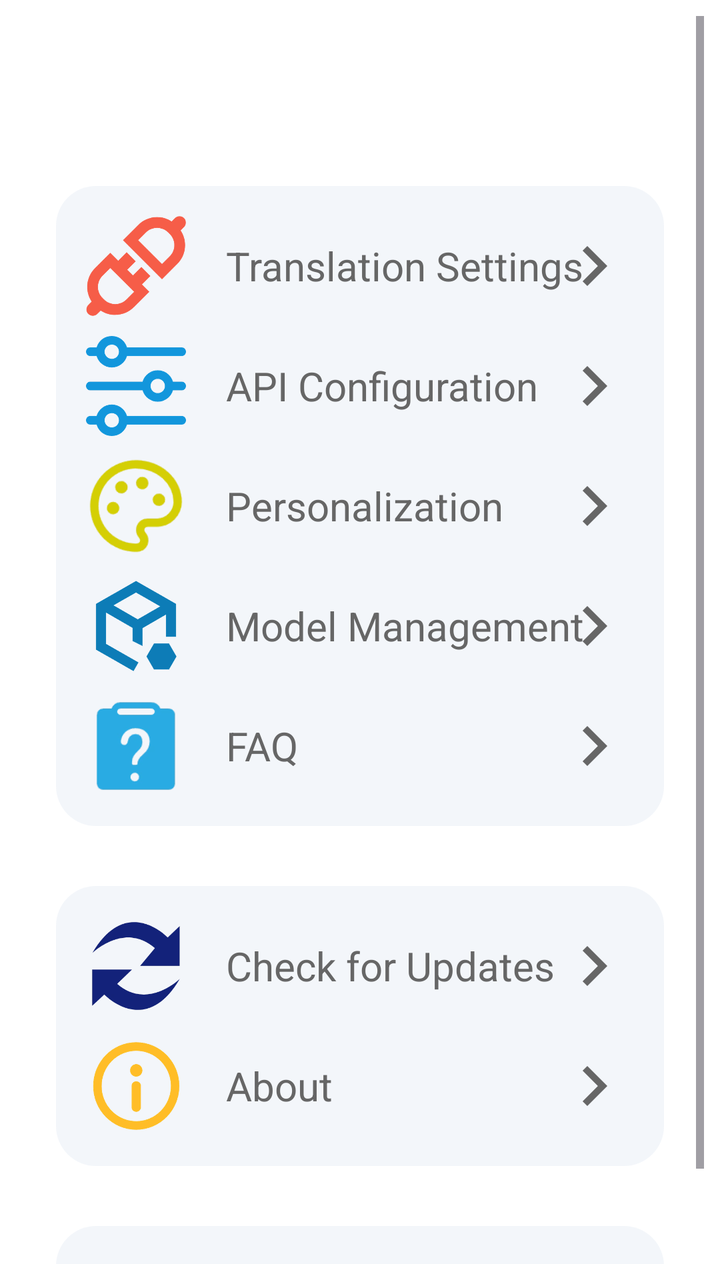
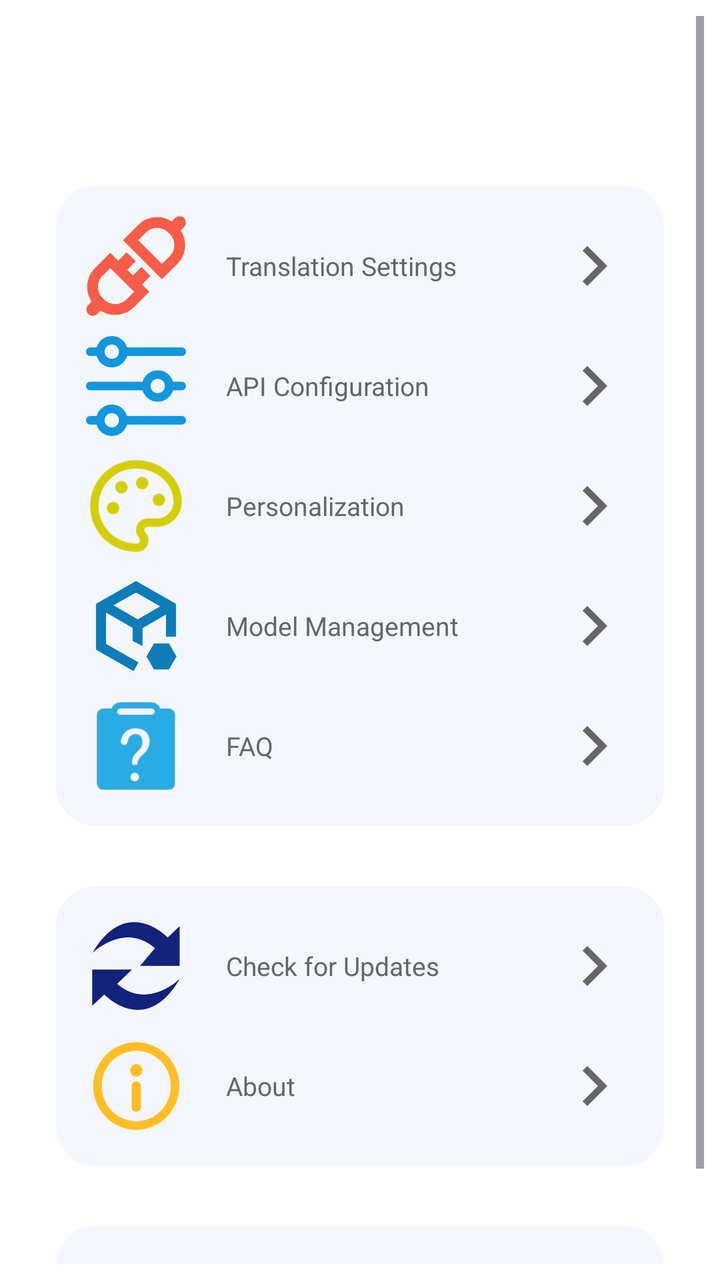

Two renders of the same Android screen: before a commit and after it. Below are the layout's source before the change and the commit's diff.
<!-- AndroidManifest.xml: application theme Theme.MT -->
<!-- res/layout/fragment_about_me.xml -->
<?xml version="1.0" encoding="utf-8"?>
<ScrollView xmlns:android="http://schemas.android.com/apk/res/android"
    xmlns:app="http://schemas.android.com/apk/res-auto"
    xmlns:tools="http://schemas.android.com/tools"
    android:id="@+id/constrainLayout"
    android:layout_width="match_parent"
    android:layout_height="match_parent"
    android:padding="8dp"
    tools:context=".me.about.AboutMe" >

    <androidx.constraintlayout.widget.ConstraintLayout
        android:layout_width="match_parent"
        android:layout_height="wrap_content"
        app:layout_constraintBottom_toBottomOf="parent"
        app:layout_constraintEnd_toEndOf="parent"
        app:layout_constraintStart_toStartOf="parent"
        app:layout_constraintTop_toTopOf="parent">

        <LinearLayout
            android:id="@+id/lin1"
            android:layout_width="match_parent"
            android:layout_height="wrap_content"
            android:layout_marginStart="20dp"
            android:layout_marginTop="85dp"
            android:layout_marginEnd="20dp"
            android:background="@drawable/setting_shape"
            android:orientation="vertical"
            android:padding="15dp"
            app:layout_constraintEnd_toEndOf="parent"
            app:layout_constraintStart_toStartOf="parent"
            app:layout_constraintTop_toTopOf="parent">

            <RelativeLayout
                android:background="?attr/selectableItemBackground"
                android:clickable="true"
                android:id="@+id/translate_mode_btn"
                android:layout_width="match_parent"
                android:layout_height="wrap_content">

                <ImageView
                    android:id="@+id/apiselect"
                    android:layout_width="50dp"
                    android:layout_height="50dp"
                    android:layout_centerVertical="true"
                    android:src="@drawable/apiicon" />

                <TextView
                    android:layout_width="wrap_content"
                    android:layout_height="wrap_content"
                    android:layout_centerVertical="true"
                    android:layout_marginStart="20dp"
                    android:layout_toEndOf="@id/apiselect"
                    android:text="@string/translation_mode"
                    android:textColor="@color/text_secondary"
                    android:textSize="20sp" />

                <ImageView
                    android:layout_width="40dp"
                    android:layout_height="40dp"
                    android:layout_alignParentEnd="true"
                    android:layout_centerVertical="true"
                    android:src="@drawable/righticon" />
            </RelativeLayout>

            <RelativeLayout
                android:background="?attr/selectableItemBackground"
                android:clickable="true"
                android:id="@+id/api_config_btn"
                android:layout_width="match_parent"
                android:layout_height="wrap_content"
                android:layout_marginTop="10dp">

                <ImageView
                    android:id="@+id/apiset"
                    android:layout_width="50dp"
                    android:layout_height="50dp"
                    android:layout_centerVertical="true"
                    android:src="@drawable/apiset" />

                <TextView
                    android:layout_width="wrap_content"
                    android:layout_height="wrap_content"
                    android:layout_centerVertical="true"
                    android:layout_marginStart="20dp"
                    android:layout_toEndOf="@id/apiset"
                    android:text="@string/api_configuration"
                    android:textColor="@color/text_secondary"
                    android:textSize="20sp" />

                <ImageView
                    android:layout_width="40dp"
                    android:layout_height="40dp"
                    android:layout_alignParentEnd="true"
                    android:layout_centerVertical="true"
                    android:src="@drawable/righticon" />
            </RelativeLayout>

            <RelativeLayout
                android:background="?attr/selectableItemBackground"
                android:clickable="true"
                android:id="@+id/personalization_btn"
                android:layout_width="match_parent"
                android:layout_height="wrap_content"
                android:layout_marginTop="10dp">

                <ImageView
                    android:id="@+id/themeset"
                    android:layout_width="50dp"
                    android:layout_height="50dp"
                    android:layout_centerVertical="true"
                    android:src="@drawable/personalization" />

                <TextView
                    android:layout_width="wrap_content"
                    android:layout_height="wrap_content"
                    android:layout_centerVertical="true"
                    android:layout_marginStart="20dp"
                    android:layout_toEndOf="@id/themeset"
                    android:text="@string/personalization_setting"
                    android:textColor="@color/text_secondary"
                    android:textSize="20sp" />

                <ImageView
                    android:layout_width="40dp"
                    android:layout_height="40dp"
                    android:layout_alignParentEnd="true"
                    android:layout_centerVertical="true"
                    android:src="@drawable/righticon" />
            </RelativeLayout>

            <RelativeLayout
                android:background="?attr/selectableItemBackground"
                android:clickable="true"
                android:id="@+id/model_management_btn"
                android:layout_width="match_parent"
                android:layout_height="wrap_content"
                android:layout_marginTop="10dp">

                <ImageView
                    android:id="@+id/modelicon"
                    android:layout_width="50dp"
                    android:layout_height="50dp"
                    android:layout_centerVertical="true"
                    android:src="@drawable/model_manage"/>

                <TextView
                    android:layout_width="wrap_content"
                    android:layout_height="wrap_content"
                    android:layout_centerVertical="true"
                    android:layout_marginStart="20dp"
                    android:layout_toEndOf="@id/modelicon"
                    android:text="@string/model_management"
                    android:textColor="@color/text_secondary"
                    android:textSize="20sp"/>

                <ImageView
                    android:layout_width="40dp"
                    android:layout_height="40dp"
                    android:layout_alignParentEnd="true"
                    android:layout_centerVertical="true"
                    android:src="@drawable/righticon"/>
            </RelativeLayout>

            <RelativeLayout
                android:background="?attr/selectableItemBackground"
                android:clickable="true"
                android:id="@+id/faq_btn"
                android:layout_width="match_parent"
                android:layout_height="wrap_content"
                android:layout_marginTop="10dp">

                <ImageView
                    android:id="@+id/faq"
                    android:layout_width="50dp"
                    android:layout_height="50dp"
                    android:layout_centerVertical="true"
                    android:src="@drawable/faq" />

                <TextView
                    android:layout_width="wrap_content"
                    android:layout_height="wrap_content"
                    android:layout_centerVertical="true"
                    android:layout_marginStart="20dp"
                    android:layout_toEndOf="@id/faq"
                    android:text="@string/faq_title"
                    android:textColor="@color/text_secondary"
                    android:textSize="20sp" />

                <ImageView
                    android:layout_width="40dp"
                    android:layout_height="40dp"
                    android:layout_alignParentEnd="true"
                    android:layout_centerVertical="true"
                    android:src="@drawable/righticon" />
            </RelativeLayout>

        </LinearLayout>

        <LinearLayout
            android:id="@+id/lin2"
            android:layout_width="match_parent"
            android:layout_height="wrap_content"
            android:layout_marginStart="20dp"
            android:layout_marginTop="30dp"
            android:layout_marginEnd="20dp"
            android:background="@drawable/setting_shape"
            android:orientation="vertical"
            android:padding="15dp"
            app:layout_constraintEnd_toEndOf="parent"
            app:layout_constraintStart_toStartOf="parent"
            app:layout_constraintTop_toBottomOf="@+id/lin1">

            <RelativeLayout
                android:background="?attr/selectableItemBackground"
                android:clickable="true"
                android:id="@+id/update_btn"
                android:layout_width="match_parent"
                android:layout_height="wrap_content">

                <ImageView
                    android:id="@+id/update"
                    android:layout_width="50dp"
                    android:layout_height="50dp"
                    android:layout_centerVertical="true"
                    android:src="@drawable/update"/>

                <TextView
                    android:layout_width="wrap_content"
                    android:layout_height="wrap_content"
                    android:layout_centerVertical="true"
                    android:layout_marginStart="20dp"
                    android:layout_toEndOf="@id/update"
                    android:text="@string/check_update"
                    android:textColor="@color/text_secondary"
                    android:textSize="20sp"/>

                <ImageView
                    android:layout_width="40dp"
                    android:layout_height="40dp"
                    android:layout_alignParentEnd="true"
                    android:layout_centerVertical="true"
                    android:src="@drawable/righticon"/>
            </RelativeLayout>

            <RelativeLayout
                android:background="?attr/selectableItemBackground"
                android:clickable="true"
                android:id="@+id/developer_btn"
                android:layout_width="match_parent"
                android:layout_height="wrap_content"
                android:layout_marginTop="10dp">

                <ImageView
                    android:id="@+id/developer"
                    android:layout_width="50dp"
                    android:layout_height="50dp"
                    android:layout_centerVertical="true"
                    android:src="@drawable/about_info"/>

                <TextView
                    android:layout_width="wrap_content"
                    android:layout_height="wrap_content"
                    android:layout_centerVertical="true"
                    android:layout_marginStart="20dp"
                    android:layout_toEndOf="@id/developer"
                    android:text="@string/about_page"
                    android:textColor="@color/text_secondary"
                    android:textSize="20sp"/>

                <ImageView
                    android:layout_width="40dp"
                    android:layout_height="40dp"
                    android:layout_alignParentEnd="true"
                    android:layout_centerVertical="true"
                    android:src="@drawable/righticon"/>
            </RelativeLayout>
        </LinearLayout>

        <LinearLayout
            android:layout_width="match_parent"
            android:layout_height="wrap_content"
            android:layout_marginStart="20dp"
            android:layout_marginTop="30dp"
            android:layout_marginEnd="20dp"
            android:background="@drawable/setting_shape"
            android:orientation="vertical"
            android:padding="15dp"
            app:layout_constraintEnd_toEndOf="parent"
            app:layout_constraintStart_toStartOf="parent"
            app:layout_constraintTop_toBottomOf="@+id/lin2">

            <RelativeLayout
                android:background="?attr/selectableItemBackground"
                android:clickable="true"
                android:id="@+id/view_logs_btn"
                android:layout_width="match_parent"
                android:layout_height="wrap_content">

                <ImageView
                    android:id="@+id/logicon"
                    android:layout_width="50dp"
                    android:layout_height="50dp"
                    android:layout_centerVertical="true"
                    android:src="@drawable/log_icon"/>

                <TextView
                    android:layout_width="wrap_content"
                    android:layout_height="wrap_content"
                    android:layout_centerVertical="true"
                    android:layout_marginStart="20dp"
                    android:layout_toEndOf="@id/logicon"
                    android:text="@string/view_logs"
                    android:textColor="@color/text_secondary"
                    android:textSize="20sp"/>

                <ImageView
                    android:layout_width="40dp"
                    android:layout_height="40dp"
                    android:layout_alignParentEnd="true"
                    android:layout_centerVertical="true"
                    android:src="@drawable/righticon"/>
            </RelativeLayout>
        </LinearLayout>

    </androidx.constraintlayout.widget.ConstraintLayout>

</ScrollView>
<!-- resources referenced by this layout -->
<resources>
  <color name="text_secondary">#666666</color>
  <!-- drawable about_info: webp bitmap (drawable, 40526 bytes) -->
  <!-- drawable apiicon: webp bitmap (drawable, 46238 bytes) -->
  <!-- drawable apiset: webp bitmap (drawable, 34350 bytes) -->
  <!-- drawable faq: webp bitmap (drawable, 1384 bytes) -->
  <!-- drawable log_icon (drawable) -->
  <vector xmlns:android="http://schemas.android.com/apk/res/android"
      android:width="24dp"
      android:height="24dp"
      android:viewportWidth="24"
      android:viewportHeight="24"
      android:tint="@color/primary">
      <path
          android:fillColor="@android:color/white"
          android:pathData="M14,2H6C4.9,2 4,2.9 4,4v16c0,1.1 0.9,2 2,2h12c1.1,0 2,-0.9 2,-2V8L14,2zM6,20V4h7v5h5v11H6zM8,15.01V17h2v-2h2v-2h-2v-2H8v2H6v2h2z"/>
  </vector>
  <!-- drawable model_manage: webp bitmap (drawable, 33630 bytes) -->
  <!-- drawable personalization: webp bitmap (drawable, 2922 bytes) -->
  <!-- drawable righticon (drawable) -->
  <vector android:height="24dp" android:tint="@color/text_secondary"
      android:viewportHeight="24" android:viewportWidth="24"
      android:width="24dp" xmlns:android="http://schemas.android.com/apk/res/android">
      <path android:fillColor="@android:color/white" android:pathData="M10,6L8.59,7.41 13.17,12l-4.58,4.59L10,18l6,-6z"/>
  </vector>
  <!-- drawable setting_shape (drawable) -->
  <?xml version="1.0" encoding="utf-8"?>
  <shape xmlns:android="http://schemas.android.com/apk/res/android"
      android:shape="rectangle">
      <solid android:color="#1A8EA4CA">
  
      </solid>
      <corners android:radius="20dp">
  
      </corners>
  </shape>
  <!-- drawable update: webp bitmap (drawable, 4878 bytes) -->
  <string name="about_page">About</string>
  <string name="api_configuration">API Configuration</string>
  <string name="check_update">Check for Updates</string>
  <string name="faq_title">FAQ</string>
  <string name="model_management">Model Management</string>
  <string name="personalization_setting">Personalization</string>
  <string name="translation_mode">Translation Settings</string>
  <string name="view_logs">View Logs</string>
  <style name="Theme.MT" parent="Base.Theme.MT">
          
          <item name="android:navigationBarColor">@android:color/transparent</item>
          <item name="android:statusBarColor">@android:color/transparent</item>
          <item name="android:windowLightStatusBar">?attr/isLightTheme</item>
      </style>
  <color name="primary">#55AEEA</color>
  <style name="Base.Theme.MT" parent="Theme.Material3.DayNight.NoActionBar">
          <item name="colorPrimary">@color/primary</item>
          <item name="preferenceTheme">@style/AppPreferenceTheme</item>
          <item name="android:windowBackground">@color/surface</item>
          <item name="android:navigationBarColor">
              @android:color/transparent
          </item>
          <item name="android:enforceNavigationBarContrast">false</item>
          <item name="android:enforceStatusBarContrast">false</item>
      </style>
  <style name="AppPreferenceTheme" parent="@style/PreferenceThemeOverlay">
          <item name="android:preferenceStyle">@style/AppPrefStyle</item>
      </style>
  <color name="surface">#FFFFFF</color>
  <style name="AppPrefStyle">
          <item name="android:layout">@layout/preference_item_fit</item>
      </style>
</resources>

<!-- the commit's change to res/layout/fragment_about_me.xml (unified diff, before → after) -->
@@ -44,15 +44,15 @@
                     android:layout_centerVertical="true"
                     android:src="@drawable/apiicon" />
 
-                <TextView
-                    android:layout_width="wrap_content"
+                <TextView android:layout_marginEnd="48dp" android:singleLine="true" android:ellipsize="end"
+                    android:layout_width="match_parent"
                     android:layout_height="wrap_content"
                     android:layout_centerVertical="true"
                     android:layout_marginStart="20dp"
                     android:layout_toEndOf="@id/apiselect"
                     android:text="@string/translation_mode"
                     android:textColor="@color/text_secondary"
-                    android:textSize="20sp" />
+                    android:textSize="13sp" />
 
                 <ImageView
                     android:layout_width="40dp"
@@ -77,15 +77,15 @@
                     android:layout_centerVertical="true"
                     android:src="@drawable/apiset" />
 
-                <TextView
-                    android:layout_width="wrap_content"
+                <TextView android:layout_marginEnd="48dp" android:singleLine="true" android:ellipsize="end"
+                    android:layout_width="match_parent"
                     android:layout_height="wrap_content"
                     android:layout_centerVertical="true"
                     android:layout_marginStart="20dp"
                     android:layout_toEndOf="@id/apiset"
                     android:text="@string/api_configuration"
                     android:textColor="@color/text_secondary"
-                    android:textSize="20sp" />
+                    android:textSize="13sp" />
 
                 <ImageView
                     android:layout_width="40dp"
@@ -110,15 +110,15 @@
                     android:layout_centerVertical="true"
                     android:src="@drawable/personalization" />
 
-                <TextView
-                    android:layout_width="wrap_content"
+                <TextView android:layout_marginEnd="48dp" android:singleLine="true" android:ellipsize="end"
+                    android:layout_width="match_parent"
                     android:layout_height="wrap_content"
                     android:layout_centerVertical="true"
                     android:layout_marginStart="20dp"
                     android:layout_toEndOf="@id/themeset"
                     android:text="@string/personalization_setting"
                     android:textColor="@color/text_secondary"
-                    android:textSize="20sp" />
+                    android:textSize="13sp" />
 
                 <ImageView
                     android:layout_width="40dp"
@@ -143,15 +143,15 @@
                     android:layout_centerVertical="true"
                     android:src="@drawable/model_manage"/>
 
-                <TextView
-                    android:layout_width="wrap_content"
+                <TextView android:layout_marginEnd="48dp" android:singleLine="true" android:ellipsize="end"
+                    android:layout_width="match_parent"
                     android:layout_height="wrap_content"
                     android:layout_centerVertical="true"
                     android:layout_marginStart="20dp"
                     android:layout_toEndOf="@id/modelicon"
                     android:text="@string/model_management"
                     android:textColor="@color/text_secondary"
-                    android:textSize="20sp"/>
+                    android:textSize="13sp"/>
 
                 <ImageView
                     android:layout_width="40dp"
@@ -176,15 +176,15 @@
                     android:layout_centerVertical="true"
                     android:src="@drawable/faq" />
 
-                <TextView
-                    android:layout_width="wrap_content"
+                <TextView android:layout_marginEnd="48dp" android:singleLine="true" android:ellipsize="end"
+                    android:layout_width="match_parent"
                     android:layout_height="wrap_content"
                     android:layout_centerVertical="true"
                     android:layout_marginStart="20dp"
                     android:layout_toEndOf="@id/faq"
                     android:text="@string/faq_title"
                     android:textColor="@color/text_secondary"
-                    android:textSize="20sp" />
+                    android:textSize="13sp" />
 
                 <ImageView
                     android:layout_width="40dp"
@@ -224,15 +224,15 @@
                     android:layout_centerVertical="true"
                     android:src="@drawable/update"/>
 
-                <TextView
-                    android:layout_width="wrap_content"
+                <TextView android:layout_marginEnd="48dp" android:singleLine="true" android:ellipsize="end"
+                    android:layout_width="match_parent"
                     android:layout_height="wrap_content"
                     android:layout_centerVertical="true"
                     android:layout_marginStart="20dp"
                     android:layout_toEndOf="@id/update"
                     android:text="@string/check_update"
                     android:textColor="@color/text_secondary"
-                    android:textSize="20sp"/>
+                    android:textSize="13sp"/>
 
                 <ImageView
                     android:layout_width="40dp"
@@ -257,15 +257,15 @@
                     android:layout_centerVertical="true"
                     android:src="@drawable/about_info"/>
 
-                <TextView
-                    android:layout_width="wrap_content"
+                <TextView android:layout_marginEnd="48dp" android:singleLine="true" android:ellipsize="end"
+                    android:layout_width="match_parent"
                     android:layout_height="wrap_content"
                     android:layout_centerVertical="true"
                     android:layout_marginStart="20dp"
                     android:layout_toEndOf="@id/developer"
                     android:text="@string/about_page"
                     android:textColor="@color/text_secondary"
-                    android:textSize="20sp"/>
+                    android:textSize="13sp"/>
 
                 <ImageView
                     android:layout_width="40dp"
@@ -303,15 +303,15 @@
                     android:layout_centerVertical="true"
                     android:src="@drawable/log_icon"/>
 
-                <TextView
-                    android:layout_width="wrap_content"
+                <TextView android:layout_marginEnd="48dp" android:singleLine="true" android:ellipsize="end"
+                    android:layout_width="match_parent"
                     android:layout_height="wrap_content"
                     android:layout_centerVertical="true"
                     android:layout_marginStart="20dp"
                     android:layout_toEndOf="@id/logicon"
                     android:text="@string/view_logs"
                     android:textColor="@color/text_secondary"
-                    android:textSize="20sp"/>
+                    android:textSize="13sp"/>
 
                 <ImageView
                     android:layout_width="40dp"
